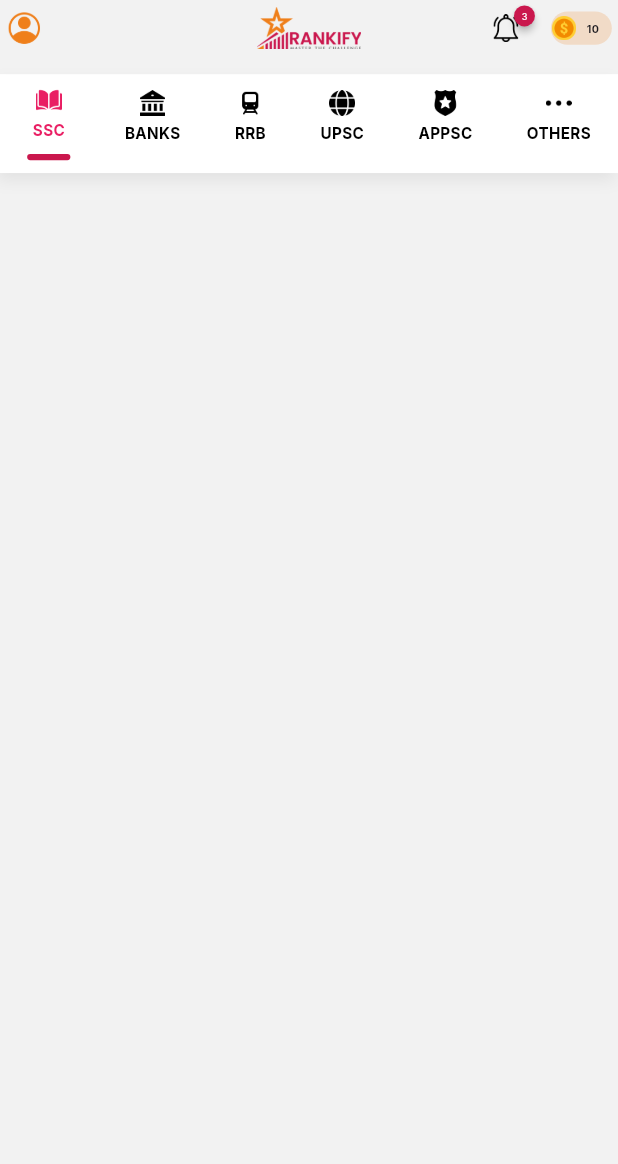
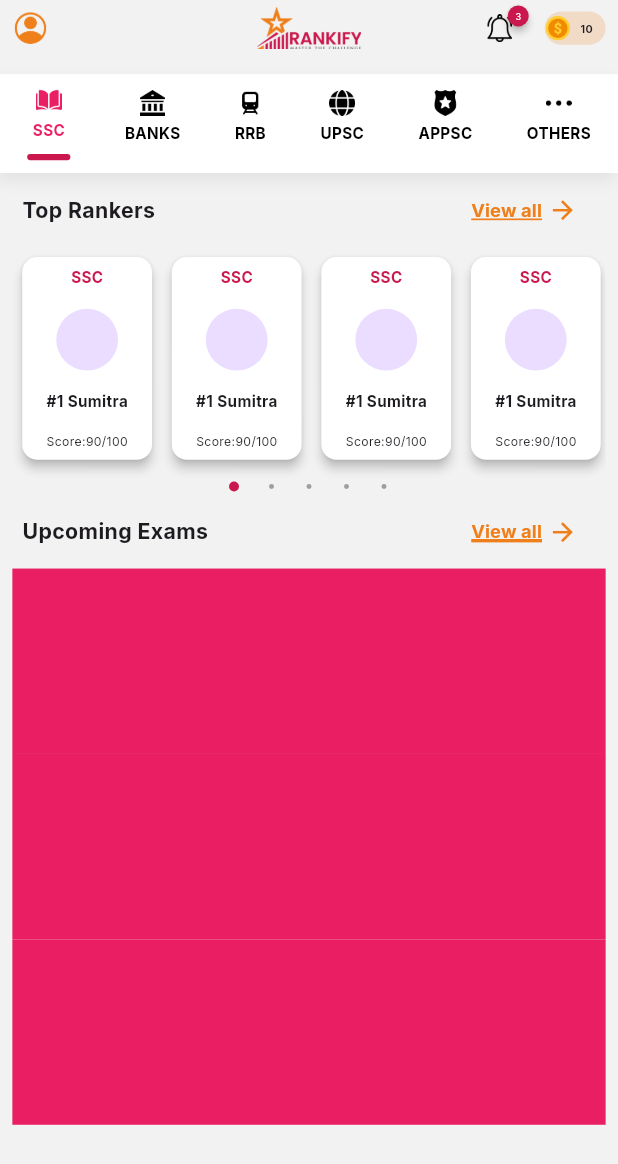
Before and after one commit to arun-kumar-bidila/demo-rankify, a Flutter app: the screen it shows after launch, on a phone screen of 412 x 824 dp. Shown: the top 1164 px of the screen. Run offline on Flutter 3.47's test engine with Material 3 defaults, Android fonts, the phone set to English and light mode, and no system bars; drawn by our look-alikes of badges; our stand-ins replace another_carousel_pro, firebase_auth, firebase_core, flutter_keyboard_visibility, flutter_screenutil, google_fonts and 1 more; accounts and stored records are empty.

Commit message:
fix: responsive homepage layout

```diff
--- a/lib/features/dashboard/screens/dashboard.dart
+++ b/lib/features/dashboard/screens/dashboard.dart
@@ -1,20 +1,20 @@
 import 'package:flutter/material.dart';
 import 'package:flutter_screenutil/flutter_screenutil.dart';
 import 'package:rankify/constants/colors.dart';
-import 'package:rankify/features/dashboard/screens/community.dart';
-import 'package:rankify/features/dashboard/screens/experts.dart';
+import 'package:rankify/features/home/screens/community.dart';
+import 'package:rankify/features/home/screens/experts.dart';
 import 'package:rankify/features/home/screens/homescreen.dart';
-import 'package:rankify/features/dashboard/screens/latestranks.dart';
-import 'package:rankify/features/dashboard/screens/myexams.dart';
+import 'package:rankify/features/home/screens/latestranks.dart';
+import 'package:rankify/features/home/screens/myexams.dart';
 import 'package:rankify/features/dashboard/widgets/appbar.dart';
-import 'package:rankify/features/dashboard/widgets/bottomappbar.dart';
-import 'package:rankify/features/home/tabs/screens/appsc.dart';
-import 'package:rankify/features/home/tabs/screens/banks.dart';
-import 'package:rankify/features/home/tabs/screens/others.dart';
-import 'package:rankify/features/home/tabs/screens/rrb.dart';
-import 'package:rankify/features/home/tabs/screens/ssc.dart';
-import 'package:rankify/features/home/tabs/screens/upsc.dart';
-import 'package:rankify/features/home/widgets/topbar.dart';
+import 'package:rankify/features/dashboard/screens/examtabs/widgets/bottomappbar.dart';
+import 'package:rankify/features/dashboard/screens/examtabs/screens/appsc.dart';
+import 'package:rankify/features/dashboard/screens/examtabs/screens/banks.dart';
+import 'package:rankify/features/dashboard/screens/examtabs/screens/others.dart';
+import 'package:rankify/features/dashboard/screens/examtabs/screens/rrb.dart';
+import 'package:rankify/features/dashboard/screens/examtabs/screens/ssc.dart';
+import 'package:rankify/features/dashboard/screens/examtabs/screens/upsc.dart';
+import 'package:rankify/features/dashboard/widgets/topbar.dart';
 import 'package:rankify/utils/screen_size.dart';
 
 class Dashboard extends StatefulWidget {
@@ -55,7 +55,7 @@ class _DashboardState extends State<Dashboard> {
       body: Column(children: [
 
         Topbar(currentIndex: _page, onTap: updatePage),
-        // pages[_page]
+        pages[_page]
       ]),
 
       // //bottomnavigationbar
--- /dev/null
+++ b/lib/features/dashboard/screens/examtabs/screens/ssc.dart
@@ -0,0 +1,21 @@
+import 'package:flutter/material.dart';
+import 'package:flutter_screenutil/flutter_screenutil.dart';
+import 'package:rankify/features/dashboard/screens/examtabs/widgets/toprankers.dart';
+import 'package:rankify/features/dashboard/screens/examtabs/widgets/upcomingexams.dart';
+
+class Ssc extends StatelessWidget {
+  const Ssc({super.key});
+
+  @override
+  Widget build(BuildContext context) {
+    return Column(
+      children: [
+        //toprankers
+        Toprankers(),
+
+        //upcoming exams
+        Upcomingexams()
+      ],
+    );
+  }
+}
--- /dev/null
+++ b/lib/features/dashboard/screens/examtabs/widgets/toprankers.dart
@@ -0,0 +1,166 @@
+import 'package:another_carousel_pro/another_carousel_pro.dart';
+import 'package:flutter/material.dart';
+import 'package:flutter_screenutil/flutter_screenutil.dart';
+import 'package:rankify/constants/colors.dart';
+import 'package:rankify/utils/screen_size.dart';
+
+class Toprankers extends StatelessWidget {
+  const Toprankers({super.key});
+
+  @override
+  Widget build(BuildContext context) {
+    return Container(
+      // color: Colors.amber,
+      width: double.infinity,
+      height: Screensize.height * 0.26,
+      margin: EdgeInsets.only(
+        // top: Screensize.height * 0.01,
+        left: Screensize.width * 0.02,
+        right: Screensize.width * 0.02,
+      ),
+      child: Column(
+        children: [
+          //toptitle
+          Container(
+            height: Screensize.height * 0.06,
+            // color: Colors.pink,
+            padding: EdgeInsets.only(
+                // top: Screensize.height * 0.01,
+                // bottom: Screensize.height * 0.001,
+                left: Screensize.width * (6 / 375),
+                right: Screensize.width * (6 / 375)),
+            child: Row(
+              mainAxisAlignment: MainAxisAlignment.spaceBetween,
+              children: [
+                Text(
+                  "Top Rankers",
+                  style:
+                      TextStyle(fontSize: 14.sp, fontWeight: FontWeight.bold),
+                ),
+
+                //viewall
+
+                TextButton(
+                  onPressed: () {},
+                  style: TextButton.styleFrom(
+                      foregroundColor: GlobalColors.viewall),
+                  child: Row(
+                    mainAxisAlignment: MainAxisAlignment.end,
+                    children: [
+                      Text(
+                        "View all",
+                        style: TextStyle(
+                            decoration: TextDecoration.underline,
+                            decorationColor: GlobalColors.viewall,
+                            decorationThickness: 1,
+                            fontSize: 12.sp,
+                            fontWeight: FontWeight.bold),
+                      ),
+                      SizedBox(
+                        width: Screensize.width * 0.01,
+                      ),
+                      Icon(
+                        Icons.arrow_forward,
+                        size: Screensize.width * (18 / 375),
+                        color: GlobalColors.viewall,
+                      )
+                    ],
+                  ),
+                )
+              ],
+            ),
+          ),
+
+          //ranker cards
+          Container(
+            //  color: Colors.blue,
+            // height: 150.h,
+            height: Screensize.height * 0.20,
+            child: AnotherCarousel(
+              images: [
+                SizedBox(
+                  height: Screensize.height * 0.20,
+                  child: _buildRankers(context),
+                ),
+                SizedBox(
+                  height: Screensize.height * 0.20,
+                  child: _buildRankers(context),
+                ),
+                SizedBox(
+                  height: Screensize.height * 0.20,
+                  child: _buildRankers(context),
+                ),
+                SizedBox(
+                  height: Screensize.height * 0.20,
+                  child: _buildRankers(context),
+                ),
+                SizedBox(
+                  height: Screensize.height * 0.20,
+                  child: _buildRankers(context),
+                ),
+              ],
+              dotBgColor: GlobalColors.backgroundColor,
+              indicatorBgPadding: 2,
+              dotSize: Screensize.width * 0.008,
+              // dotIncreaseSize: 1,
+              dotPosition: DotPosition.bottomCenter,
+              dotColor: Colors.grey,
+              dotIncreasedColor: GlobalColors.buttonColor,
+            ),
+          )
+        ],
+      ),
+    );
+  }
+
+  Widget _buildRankers(BuildContext context) {
+    return ListView.builder(
+        scrollDirection: Axis.horizontal,
+        itemCount: 4,
+        itemBuilder: (context, index) {
+          return Padding(
+            padding: EdgeInsets.all(Screensize.width * (6 / 375)),
+            child: Card(
+              margin: EdgeInsets.only(bottom: Screensize.height * 0.02),
+              color: Colors.white,
+              elevation: 3,
+              shape: RoundedRectangleBorder(
+                borderRadius: BorderRadius.circular(10.r),
+              ),
+              child: SizedBox(
+                // width: 80.w,
+                // height: 120.h,
+                width: Screensize.width * 0.21,
+                height: Screensize.height * 0.17,
+                child: Column(
+                  mainAxisAlignment: MainAxisAlignment.spaceAround,
+                  // mainAxisAlignment: MainAxisAlignment.center,
+                  crossAxisAlignment: CrossAxisAlignment.center,
+                  children: [
+                    Text(
+                      "SSC",
+                      style: TextStyle(
+                          fontSize: 10.sp,
+                          color: GlobalColors.buttonColor,
+                          fontWeight: FontWeight.bold),
+                    ),
+                    CircleAvatar(
+                      radius: Screensize.width * 0.05,
+                    ),
+                    Text(
+                      "#1 Sumitra",
+                      style: TextStyle(
+                          fontSize: 10.sp, fontWeight: FontWeight.bold),
+                    ),
+                    Text(
+                      "Score:90/100",
+                      style: TextStyle(fontSize: 8.sp),
+                    ),
+                  ],
+                ),
+              ),
+            ),
+          );
+        });
+  }
+}
--- /dev/null
+++ b/lib/features/dashboard/screens/examtabs/widgets/upcomingexams.dart
@@ -0,0 +1,103 @@
+import 'package:flutter/material.dart';
+import 'package:flutter_screenutil/flutter_screenutil.dart';
+import 'package:rankify/constants/colors.dart';
+import 'package:rankify/utils/screen_size.dart';
+
+class Upcomingexams extends StatefulWidget {
+  const Upcomingexams({super.key});
+
+  @override
+  State<Upcomingexams> createState() => _UpcomingexamsState();
+}
+
+class _UpcomingexamsState extends State<Upcomingexams> {
+  @override
+  Widget build(BuildContext context) {
+    return Container(
+      // height: Screensize.height*0.4,
+
+      width: double.infinity,
+      // color: Colors.blue,
+      margin: EdgeInsets.only(
+        left: Screensize.width * 0.02,
+        right: Screensize.width * 0.02,
+      ),
+      child: Column(
+        children: [
+          Container(
+            height: Screensize.height * 0.06,
+            // color: Colors.pink,
+            padding: EdgeInsets.only(
+                // top: Screensize.height * 0.01,
+                // bottom: Screensize.height * 0.01,
+                left: Screensize.width * (6 / 375),
+                right: Screensize.width * (6 / 375)),
+            child: Row(
+              mainAxisAlignment: MainAxisAlignment.spaceBetween,
+              children: [
+                Text(
+                  "Upcoming Exams",
+                  style:
+                      TextStyle(fontSize: 14.sp, fontWeight: FontWeight.bold),
+                ),
+
+                //viewall
+
+                TextButton(
+                  onPressed: () {},
+                  style: TextButton.styleFrom(
+                      foregroundColor: GlobalColors.viewall),
+                  child: Row(
+                    mainAxisAlignment: MainAxisAlignment.end,
+                    children: [
+                      Text(
+                        "View all",
+                        style: TextStyle(
+                            decoration: TextDecoration.underline,
+                            decorationColor: GlobalColors.viewall,
+                            decorationThickness: 2,
+                            fontSize: 12.sp,
+                            fontWeight: FontWeight.bold),
+                      ),
+                      SizedBox(
+                        width: Screensize.width * 0.01,
+                      ),
+                      Icon(
+                        Icons.arrow_forward,
+                        size: Screensize.width * (18 / 375),
+                        color: GlobalColors.viewall,
+                      )
+                    ],
+                  ),
+                )
+              ],
+            ),
+          ),
+
+
+          SizedBox(
+            height: Screensize.height * 0.48,
+            child: _buildExam(context),
+          ),
+        ],
+      ),
+    );
+  }
+
+  Widget _buildExam(BuildContext context) {
+    return ListView.builder(
+      itemCount: 3,
+      itemBuilder: (context, index) {
+        return Stack(
+          clipBehavior: Clip.none,
+          children: [
+            Container(
+              color: Colors.pink,
+              height: Screensize.height * 0.15,
+            )
+          ],
+        );
+      },
+    );
+  }
+}
--- a/lib/features/dashboard/widgets/appbar.dart
+++ b/lib/features/dashboard/widgets/appbar.dart
@@ -11,8 +11,8 @@ class DashboardAppbar extends StatelessWidget {
   Widget build(BuildContext context) {
     return Container(
       padding: EdgeInsets.only(
-          left: Screensize.width * 0.01,
-          right: Screensize.width * 0.01,
+          left: Screensize.width * 0.02,
+          right: Screensize.width * 0.02,
           bottom: Screensize.height * 0.02,
           ),
       // color: Colors.amber,
@@ -35,7 +35,7 @@ class DashboardAppbar extends StatelessWidget {
                 ),
               ),
               Container(
-                width: MediaQuery.of(context).size.width * 0.34,
+                width: MediaQuery.of(context).size.width * 0.32,
                 alignment: Alignment.center,
                 // color: Colors.pink,
                 child: Image.asset(
```
Also changed, not shown: lib/features/home/screens/homescreen.dart (+7 -7 lines), lib/features/home/tabs/screens/ssc.dart (deleted, +0 -28 lines), lib/features/home/tabs/widgets/toprankers.dart (deleted, +0 -144 lines), lib/features/home/tabs/widgets/upcomingexams.dart (deleted, +0 -61 lines), lib/features/dashboard/screens/examtabs/screens/appsc.dart (renamed from lib/features/home/tabs/screens/appsc.dart), lib/features/dashboard/screens/examtabs/screens/banks.dart (renamed from lib/features/home/tabs/screens/banks.dart), lib/features/dashboard/screens/examtabs/screens/others.dart (renamed from lib/features/home/tabs/screens/others.dart), lib/features/dashboard/screens/examtabs/screens/rrb.dart (renamed from lib/features/home/tabs/screens/rrb.dart), lib/features/dashboard/screens/examtabs/screens/upsc.dart (renamed from lib/features/home/tabs/screens/upsc.dart), lib/features/dashboard/screens/examtabs/widgets/bottomappbar.dart (renamed from lib/features/dashboard/widgets/bottomappbar.dart), lib/features/dashboard/widgets/topbar.dart (renamed from lib/features/home/widgets/topbar.dart), lib/features/home/screens/community.dart (renamed from lib/features/dashboard/screens/community.dart), lib/features/home/screens/experts.dart (renamed from lib/features/dashboard/screens/experts.dart), lib/features/home/screens/latestranks.dart (renamed from lib/features/dashboard/screens/latestranks.dart), 1 more files.
